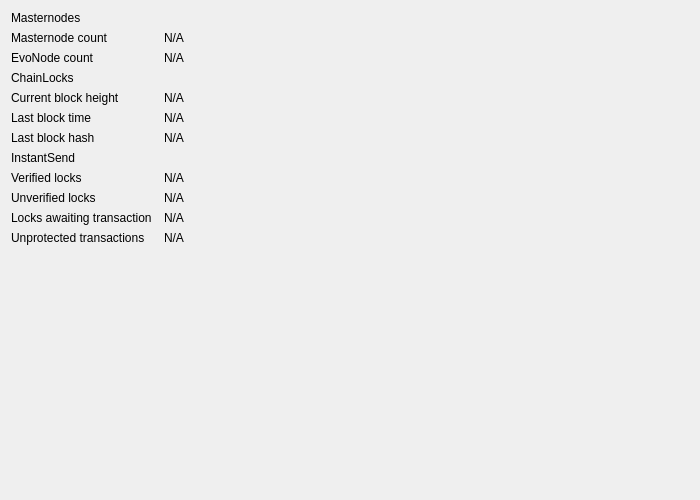
UdjinM6/dash, file src/qt/forms/networkwidget.ui: the form before one commit.
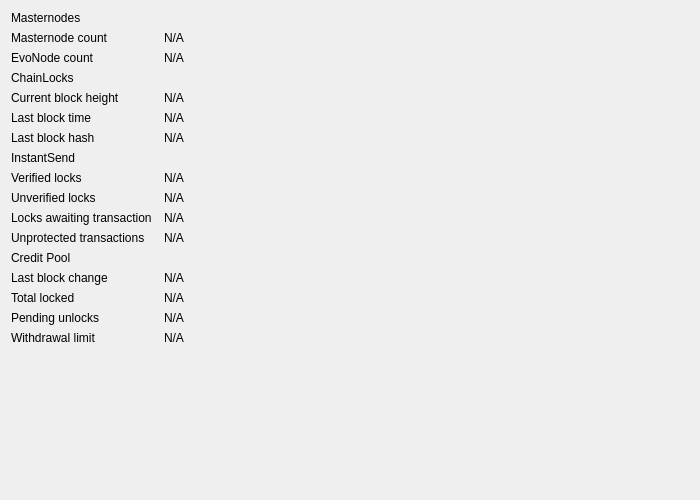
The form after the commit.

Commit message: feat(qt): report credit pool statistics in network widget

The edit to the form file:
```diff
--- a/src/qt/forms/networkwidget.ui
+++ b/src/qt/forms/networkwidget.ui
@@ -237,6 +237,105 @@
         </widget>
        </item>
        <item row="12" column="0">
+        <widget class="QLabel" name="labelCreditPool">
+         <property name="text">
+          <string>Credit Pool</string>
+         </property>
+        </widget>
+       </item>
+       <item row="13" column="0">
+        <widget class="QLabel" name="labelCrLastBlockTitle">
+         <property name="text">
+          <string>Last block change</string>
+         </property>
+        </widget>
+       </item>
+       <item row="13" column="1">
+        <widget class="QLabel" name="labelCrLastBlock">
+         <property name="cursor">
+          <cursorShape>IBeamCursor</cursorShape>
+         </property>
+         <property name="text">
+          <string>N/A</string>
+         </property>
+         <property name="textFormat">
+          <enum>Qt::PlainText</enum>
+         </property>
+         <property name="textInteractionFlags">
+          <set>Qt::LinksAccessibleByMouse|Qt::TextSelectableByKeyboard|Qt::TextSelectableByMouse</set>
+         </property>
+        </widget>
+       </item>
+       <item row="14" column="0">
+        <widget class="QLabel" name="labelCrLockedTitle">
+         <property name="text">
+          <string>Total locked</string>
+         </property>
+        </widget>
+       </item>
+       <item row="14" column="1">
+        <widget class="QLabel" name="labelCrLocked">
+         <property name="cursor">
+          <cursorShape>IBeamCursor</cursorShape>
+         </property>
+         <property name="text">
+          <string>N/A</string>
+         </property>
+         <property name="textFormat">
+          <enum>Qt::PlainText</enum>
+         </property>
+         <property name="textInteractionFlags">
+          <set>Qt::LinksAccessibleByMouse|Qt::TextSelectableByKeyboard|Qt::TextSelectableByMouse</set>
+         </property>
+        </widget>
+       </item>
+       <item row="15" column="0">
+        <widget class="QLabel" name="labelCrPendingTitle">
+         <property name="text">
+          <string>Pending unlocks</string>
+         </property>
+        </widget>
+       </item>
+       <item row="15" column="1">
+        <widget class="QLabel" name="labelCrPending">
+         <property name="cursor">
+          <cursorShape>IBeamCursor</cursorShape>
+         </property>
+         <property name="text">
+          <string>N/A</string>
+         </property>
+         <property name="textFormat">
+          <enum>Qt::PlainText</enum>
+         </property>
+         <property name="textInteractionFlags">
+          <set>Qt::LinksAccessibleByMouse|Qt::TextSelectableByKeyboard|Qt::TextSelectableByMouse</set>
+         </property>
+        </widget>
+       </item>
+       <item row="16" column="0">
+        <widget class="QLabel" name="labelCrLimitTitle">
+         <property name="text">
+          <string>Withdrawal limit</string>
+         </property>
+        </widget>
+       </item>
+       <item row="16" column="1">
+        <widget class="QLabel" name="labelCrLimit">
+         <property name="cursor">
+          <cursorShape>IBeamCursor</cursorShape>
+         </property>
+         <property name="text">
+          <string>N/A</string>
+         </property>
+         <property name="textFormat">
+          <enum>Qt::PlainText</enum>
+         </property>
+         <property name="textInteractionFlags">
+          <set>Qt::LinksAccessibleByMouse|Qt::TextSelectableByKeyboard|Qt::TextSelectableByMouse</set>
+         </property>
+        </widget>
+       </item>
+       <item row="17" column="0">
         <spacer name="verticalSpacer">
          <property name="orientation">
           <enum>Qt::Vertical</enum>
```
The commit also changes 9 other files.
